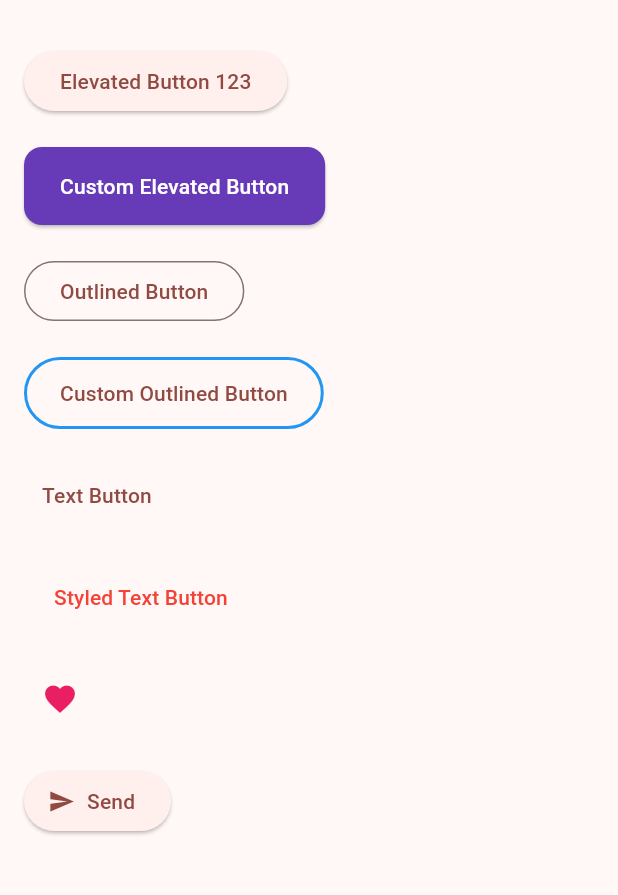
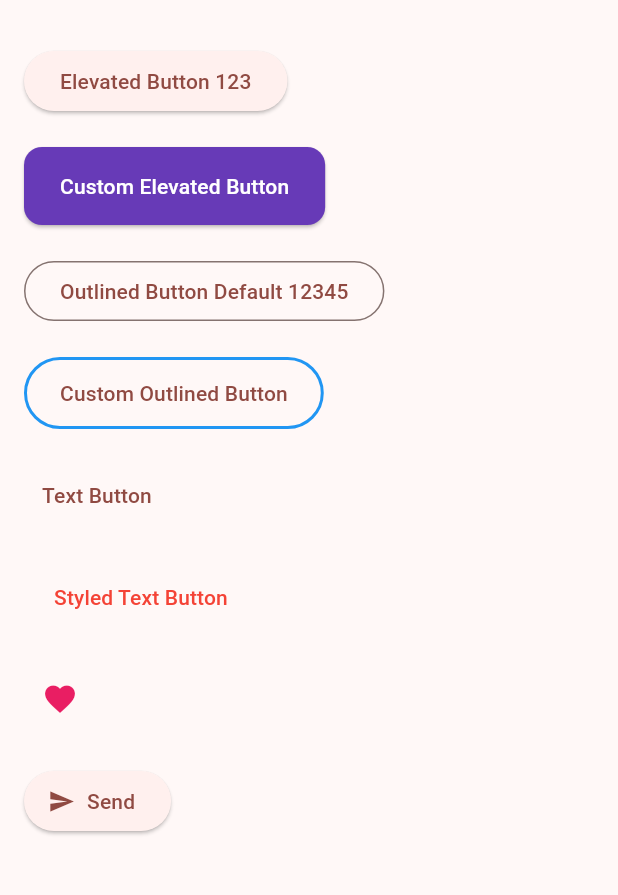
Before and after one commit to Alvinleow/flutter_testing_application_1, a Flutter app: the ButtonStylingPage screen opened directly, on a phone screen of 412 x 824 dp, the part 63-958 px from its top. Run offline on Flutter 3.47's test engine with Material 3 defaults, Android fonts, the phone set to English and light mode, and no system bars; our stand-ins replace firebase_core; accounts and stored records are empty.

Commit message:
Testing1

```diff
--- a/lib/button_styling_page.dart
+++ b/lib/button_styling_page.dart
@@ -48,7 +48,7 @@ class ButtonStylingPage extends StatelessWidget {
             /// OutlinedButton - button with border
             OutlinedButton(
               onPressed: () {},
-              child: const Text('Outlined Button'),
+              child: const Text('Outlined Button Default 12345'),
             ),
 
             const SizedBox(height: 20),
```
